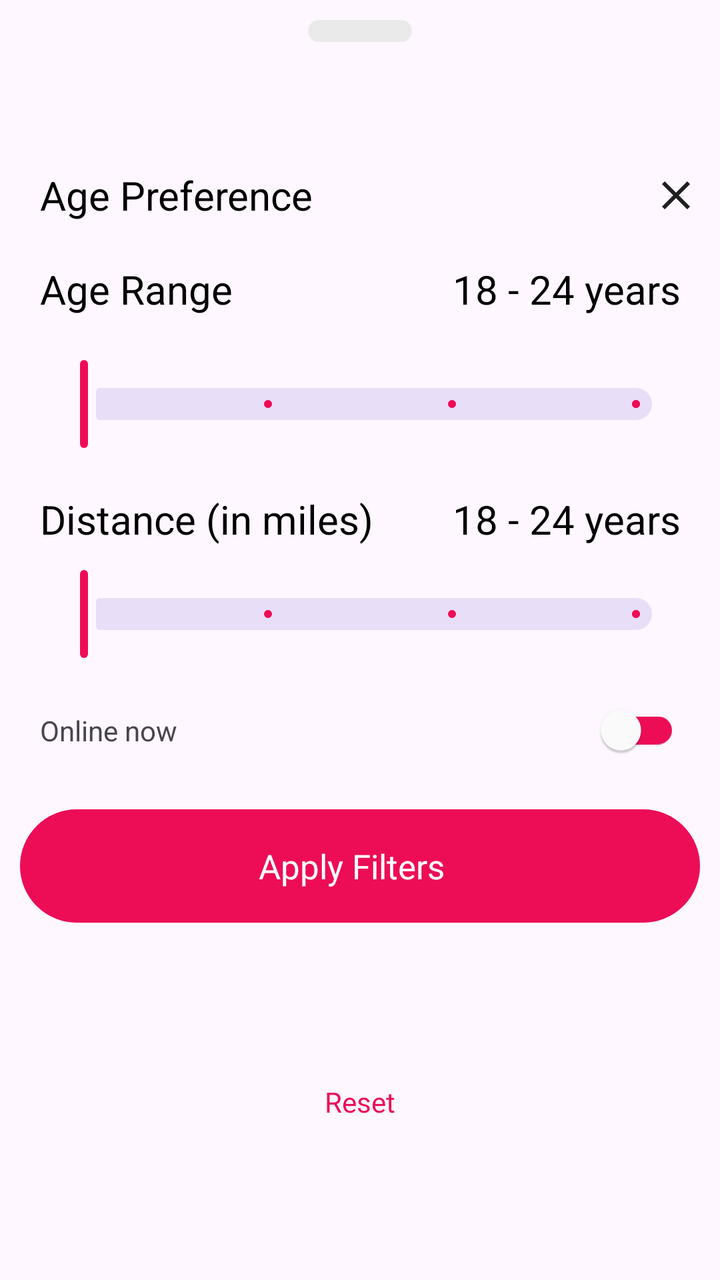
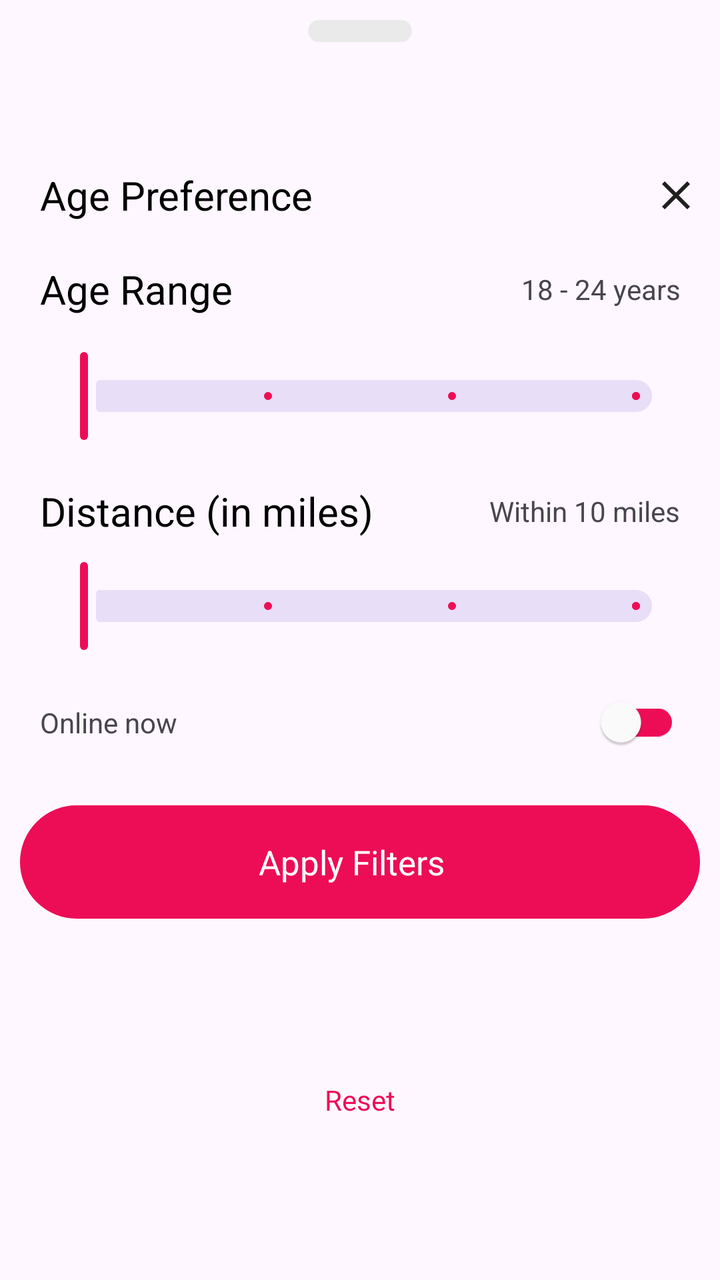

Before-and-after screenshots of an Android layout around one commit, followed by the original layout XML and the change that was made.
<!-- AndroidManifest.xml: application theme Theme.You4me -->
<!-- res/layout/fragment_filter_bottom_sheet.xml -->
<?xml version="1.0" encoding="utf-8"?>
<androidx.constraintlayout.widget.ConstraintLayout
    xmlns:app="http://schemas.android.com/apk/res-auto"
    xmlns:android="http://schemas.android.com/apk/res/android"
    xmlns:tools="http://schemas.android.com/tools"
    android:layout_width="match_parent"
    android:layout_height="match_parent"
    tools:context=".ui.main.finddates.bottomsheet.FilterBottomSheetFragment">



    <androidx.constraintlayout.widget.Guideline
        android:id="@+id/guidelineVertical1"
        android:layout_width="wrap_content"
        android:layout_height="wrap_content"
        android:orientation="horizontal"
        app:layout_constraintGuide_percent="0.1" />


    <ImageView
        android:id="@+id/imageView4"
        android:layout_width="wrap_content"
        android:layout_height="wrap_content"
        android:src="@drawable/top_arc_img"
        android:layout_marginTop="@dimen/margin_10dp"
        app:layout_constraintEnd_toEndOf="parent"
        app:layout_constraintStart_toStartOf="parent"
        app:layout_constraintTop_toTopOf="parent" />

    <TextView
        android:id="@+id/textView28"
        android:layout_width="wrap_content"
        android:layout_height="wrap_content"
        android:layout_margin="@dimen/margin_20dp"
        android:text="Age Preference"
        android:textColor="@color/black"
        android:textSize="@dimen/text_size_20sp"
        app:layout_constraintStart_toStartOf="parent"
        app:layout_constraintTop_toTopOf="@+id/guidelineVertical1" />

    <TextView
        android:id="@+id/age_range"
        android:layout_width="0dp"
        android:layout_height="wrap_content"
        android:layout_marginEnd="@dimen/margin_20dp"
        android:textColor="@color/black"
        android:gravity="end"
        android:textSize="@dimen/text_size_20sp"
        app:layout_constraintBottom_toBottomOf="@+id/textView29"
        app:layout_constraintEnd_toEndOf="@+id/cancel_icon"
        app:layout_constraintStart_toEndOf="@+id/textView29"
        app:layout_constraintTop_toTopOf="@+id/textView29"
        android:text="18 - 24 years" />

    <TextView
        android:id="@+id/distance_range"
        android:layout_width="0dp"
        android:layout_height="wrap_content"
        android:layout_marginEnd="@dimen/margin_20dp"
        android:gravity="end"
        android:text="18 - 24 years"
        android:textColor="@color/black"
        android:textSize="@dimen/text_size_20sp"
        app:layout_constraintBottom_toBottomOf="@+id/textView"
        app:layout_constraintEnd_toEndOf="@+id/cancel_icon"
        app:layout_constraintStart_toEndOf="@+id/textView"
        app:layout_constraintTop_toTopOf="@+id/textView" />

    <ImageView
        android:id="@+id/cancel_icon"
        android:layout_width="wrap_content"
        android:layout_height="wrap_content"
        android:src="@drawable/cancel_icon"
        app:layout_constraintBottom_toBottomOf="@+id/textView28"
        app:layout_constraintEnd_toEndOf="parent"
        app:layout_constraintTop_toTopOf="@+id/textView28" />

    <TextView
        android:id="@+id/textView29"
        android:layout_width="wrap_content"
        android:layout_height="wrap_content"
        android:layout_marginTop="@dimen/margin_20dp"
        android:text="Age Range"
        android:textColor="@color/black"
        android:textSize="@dimen/text_size_20sp"
        app:layout_constraintStart_toStartOf="@+id/textView28"
        app:layout_constraintTop_toBottomOf="@+id/textView28" />


    <com.google.android.material.slider.Slider
        android:id="@+id/ageRangeSlider"
        android:layout_width="0dp"
        android:layout_height="wrap_content"
        android:layout_marginTop="@dimen/margin_20dp"
        android:stepSize="1"
        android:valueFrom="0"
        android:valueTo="3"
        app:labelBehavior="gone"
        app:layout_constraintEnd_toEndOf="@+id/age_range"
        app:layout_constraintHorizontal_bias="1.0"
        app:layout_constraintStart_toStartOf="@+id/textView29"
        app:layout_constraintTop_toBottomOf="@+id/age_range"
        app:thumbColor="@color/primary_pink"
        app:trackColorActive="@color/primary_pink" />

    <TextView
        android:id="@+id/textView"
        android:layout_width="wrap_content"
        android:layout_height="wrap_content"
        android:text="Distance (in miles)"
        android:layout_marginTop="@dimen/margin_20dp"
        android:textColor="@color/black"
        android:textSize="@dimen/text_size_20sp"
        app:layout_constraintStart_toStartOf="@+id/textView28"
        app:layout_constraintTop_toBottomOf="@+id/ageRangeSlider" />


    <com.google.android.material.slider.Slider
        android:id="@+id/distanceRangeSlider"
        android:layout_width="0dp"
        android:layout_height="wrap_content"
        android:stepSize="1"
        android:valueFrom="0"
        android:layout_marginTop="@dimen/margin_10dp"
        android:valueTo="3"
        app:labelBehavior="gone"
        app:layout_constraintEnd_toEndOf="@+id/age_range"
        app:layout_constraintHorizontal_bias="1.0"
        app:layout_constraintStart_toStartOf="@+id/textView29"
        app:layout_constraintTop_toBottomOf="@+id/textView"
        app:thumbColor="@color/primary_pink"
        app:trackColorActive="@color/primary_pink" />

    <TextView
        android:layout_width="wrap_content"
        android:layout_height="wrap_content"
        android:text="Online now"

        app:layout_constraintBottom_toBottomOf="@+id/switchCompat"
        app:layout_constraintStart_toStartOf="@+id/textView"
        app:layout_constraintTop_toTopOf="@+id/switchCompat" />

    <androidx.appcompat.widget.SwitchCompat
        android:id="@+id/switchCompat"
        android:layout_width="wrap_content"
        android:layout_height="wrap_content"
        android:layout_marginTop="@dimen/margin_10dp"
        app:layout_constraintEnd_toEndOf="@+id/distanceRangeSlider"
        app:layout_constraintTop_toBottomOf="@+id/distanceRangeSlider"
        app:thumbTint="@color/white"
        app:trackTint="@color/primary_pink" />
    <LinearLayout
        android:id="@+id/save_btn"
        android:layout_width="match_parent"
        android:layout_height="wrap_content"
        android:layout_margin="@dimen/margin_10dp"
        android:background="@drawable/rectangle_skip_for_now"
        android:backgroundTint="@color/primary_pink"
        android:gravity="center"
        android:layout_marginBottom="@dimen/margin_40dp"
        android:orientation="horizontal"
        android:padding="@dimen/padding_17dp"
        app:layout_constraintBottom_toBottomOf="parent"
        app:layout_constraintEnd_toEndOf="parent"
        app:layout_constraintStart_toStartOf="parent"
        app:layout_constraintTop_toBottomOf="@+id/ageRangeSlider">

        <TextView
            android:layout_width="wrap_content"
            android:layout_height="wrap_content"
            android:layout_marginEnd="8dp"
            android:text="Apply Filters"
            android:textColor="@color/white"
            android:textSize="17sp" />

    </LinearLayout>

    <TextView
        android:layout_width="wrap_content"
        android:layout_height="wrap_content"
        android:text="Reset"
        android:textColor="@color/primary_pink"
        app:layout_constraintBottom_toBottomOf="parent"
        app:layout_constraintEnd_toEndOf="@+id/save_btn"
        app:layout_constraintStart_toStartOf="@+id/save_btn"
        app:layout_constraintTop_toBottomOf="@+id/save_btn" />

</androidx.constraintlayout.widget.ConstraintLayout>
<!-- resources referenced by this layout -->
<resources>
  <color name="black">#FF000000</color>
  <color name="primary_pink">#ED0D57</color>
  <color name="white">#FFFFFFFF</color>
  <dimen name="margin_10dp">10dp</dimen>
  <dimen name="margin_20dp">20dp</dimen>
  <dimen name="margin_40dp">40dp</dimen>
  <dimen name="padding_17dp">17dp</dimen>
  <dimen name="text_size_20sp">20sp</dimen>
  <!-- drawable cancel_icon (drawable) -->
  <vector xmlns:android="http://schemas.android.com/apk/res/android"
      android:width="44dp"
      android:height="44dp"
      android:viewportWidth="44"
      android:viewportHeight="44">
    <path
        android:pathData="M16.4,29L15,27.6L20.6,22L15,16.4L16.4,15L22,20.6L27.6,15L29,16.4L23.4,22L29,27.6L27.6,29L22,23.4L16.4,29Z"
        android:fillColor="#1F1F1F"/>
  </vector>
  <!-- drawable rectangle_skip_for_now (drawable) -->
  <?xml version="1.0" encoding="UTF-8"?>
  <shape xmlns:android="http://schemas.android.com/apk/res/android" android:id="@+id/listview_background_shape">
      <padding android:left="2dp"
          android:top="2dp"
          android:right="2dp"
          android:bottom="2dp" />
      <corners android:radius="50dp" />
      <solid android:color="@color/white" />
      <stroke android:color="@color/primary_pink"
          android:width="1dp"/>
  </shape>
  <!-- drawable top_arc_img (drawable) -->
  <vector xmlns:android="http://schemas.android.com/apk/res/android"
      android:width="52dp"
      android:height="11dp"
      android:viewportWidth="52"
      android:viewportHeight="11">
    <path
        android:pathData="M5.5,0L46.5,0A5.5,5.5 0,0 1,52 5.5L52,5.5A5.5,5.5 0,0 1,46.5 11L5.5,11A5.5,5.5 0,0 1,0 5.5L0,5.5A5.5,5.5 0,0 1,5.5 0z"
        android:fillColor="#EAEAEA"/>
  </vector>
  <style name="Theme.You4me" parent="Base.Theme.You4me" />
  <style name="Base.Theme.You4me" parent="Theme.Material3.Light.NoActionBar">
          
           <item name="colorPrimary">@color/primary_pink</item>
      </style>
</resources>

<!-- the commit's change to res/layout/fragment_filter_bottom_sheet.xml (unified diff, before → after) -->
@@ -43,9 +43,7 @@
         android:layout_width="0dp"
         android:layout_height="wrap_content"
         android:layout_marginEnd="@dimen/margin_20dp"
-        android:textColor="@color/black"
         android:gravity="end"
-        android:textSize="@dimen/text_size_20sp"
         app:layout_constraintBottom_toBottomOf="@+id/textView29"
         app:layout_constraintEnd_toEndOf="@+id/cancel_icon"
         app:layout_constraintStart_toEndOf="@+id/textView29"
@@ -58,9 +56,7 @@
         android:layout_height="wrap_content"
         android:layout_marginEnd="@dimen/margin_20dp"
         android:gravity="end"
-        android:text="18 - 24 years"
-        android:textColor="@color/black"
-        android:textSize="@dimen/text_size_20sp"
+        android:text="Within 10 miles"
         app:layout_constraintBottom_toBottomOf="@+id/textView"
         app:layout_constraintEnd_toEndOf="@+id/cancel_icon"
         app:layout_constraintStart_toEndOf="@+id/textView"
